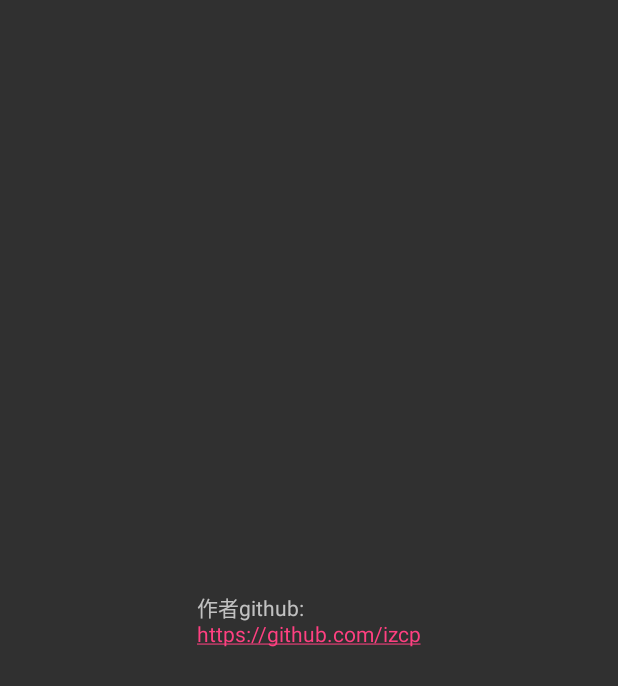
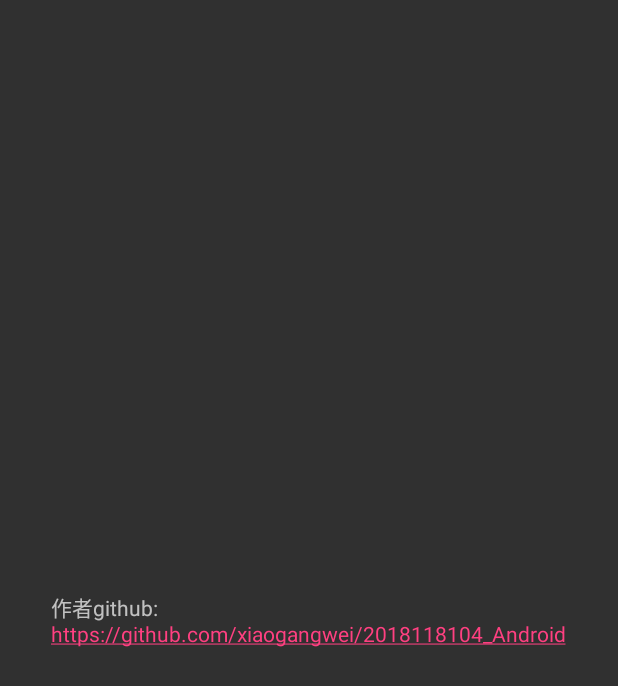
Before and after one commit to xiaogangwei/2018118104_Android, an Android app: the layout activity_about.xml on its own in the app's theme, with its tools: preview values and no code run, on a phone screen of 412 x 824 dp. Shown: the top 686 px of the screen. Run offline under Robolectric (Android 15) with nearby library versions, the phone set to English and light mode, and no system bars.

```diff
--- a/MyApplication9/app/src/main/res/layout/activity_about.xml
+++ b/MyApplication9/app/src/main/res/layout/activity_about.xml
@@ -10,6 +10,6 @@
         android:layout_height="wrap_content"
         android:layout_centerInParent="true"
         android:autoLink="all"
-        android:text="\n\n     作者github:\n     https://github.com/izcp     \n\n"/>
+        android:text="\n\n     作者github:\n     https://github.com/xiaogangwei/2018118104_Android     \n\n"/>
 
 </RelativeLayout>
```
Also changed, not shown: 6 other files.
